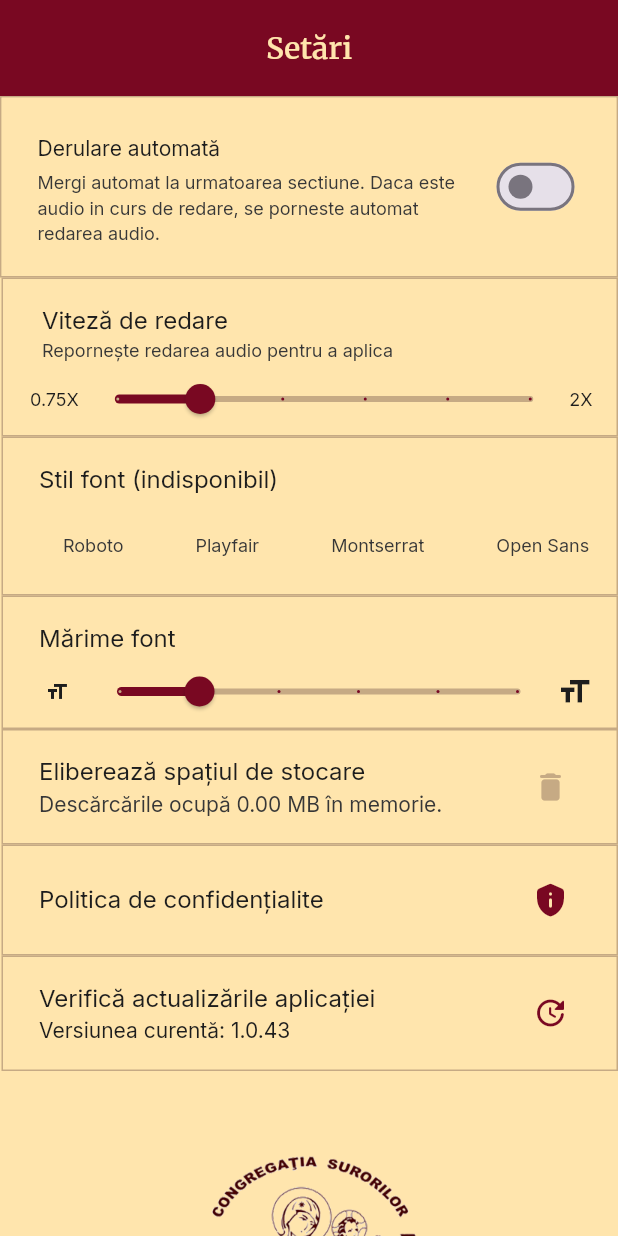
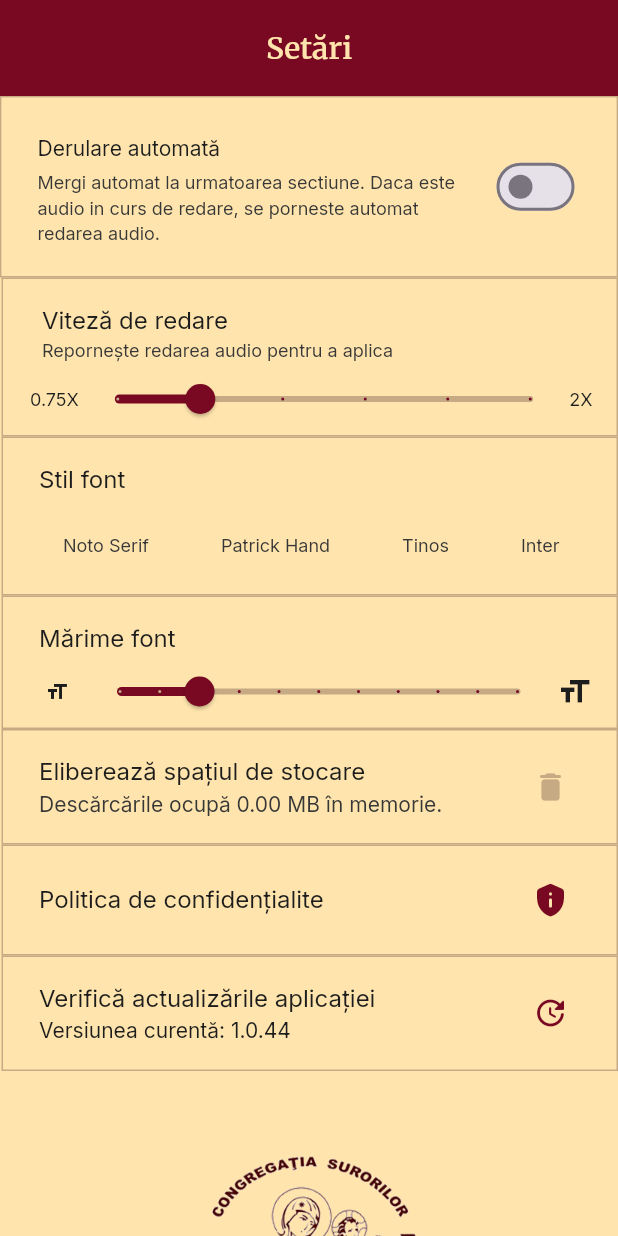
Before and after one commit to seraphh01/my-prayer, a Flutter app: the SettingsPageWidget screen opened by its route, on a phone screen of 412 x 824 dp. Run offline on Flutter 3.47's test engine with Material 3 defaults, Android fonts, the phone set to English and light mode, and no system bars; our stand-ins replace audio_service, audioplayers, auto_size_text, cloud_firestore, connectivity_plus, csv and 20 more; missing offline and left inert: aligned_tooltip, json_path, mime_type; accounts and stored records are empty; network calls fail.

Commit message:
fix many things

```diff
--- a/lib/app_state.dart
+++ b/lib/app_state.dart
@@ -131,7 +131,7 @@ class FFAppState extends ChangeNotifier {
     secureStorage.delete(key: 'ff_audioSpeed');
   }
 
-  String _fontFamily = 'Georgia';
+  String _fontFamily = 'Crimson Pro';
   String get fontFamily => _fontFamily;
   set fontFamily(String value) {
     _fontFamily = value;
--- a/lib/components/audio_page_widget.dart
+++ b/lib/components/audio_page_widget.dart
@@ -260,7 +260,7 @@ class _AudioPageWidgetState extends State<AudioPageWidget> {
                                     style: FlutterFlowTheme.of(context)
                                         .titleSmall
                                         .override(
-                                          fontFamily: 'Merriweather',
+                                          fontFamily: FFAppState().fontFamily,
                                           letterSpacing: 0.0,
                                         ),
                                   ),
--- a/lib/components/prayer_text_widget.dart
+++ b/lib/components/prayer_text_widget.dart
@@ -74,7 +74,7 @@ class _PrayerTextWidgetState extends State<PrayerTextWidget> {
 
   TextStyle restOfTextPlayingStyle() {
     return FlutterFlowTheme.of(context).bodyMedium.override(
-          fontFamily: 'Inter',
+          fontFamily: FFAppState().fontFamily,
           fontSize: valueOrDefault<double>(
             valueOrDefault<double>(
                   FFAppState().fontSizeMultiplier,
@@ -83,12 +83,12 @@ class _PrayerTextWidgetState extends State<PrayerTextWidget> {
                 18,
             18,
           ),
-          letterSpacing: widget.isPlaying ? 0.03 : 0.17,
-          fontWeight: widget.isPlaying ? FontWeight.w700 : FontWeight.w500,
+          fontWeight: widget.isPlaying ? FontWeight.w600 : FontWeight.w500,
           fontStyle: switch (widget.type) {
             TextElementType.italicText => FontStyle.italic,
             _ => FontStyle.normal,
           },
+          lineHeight: 1.35
         );
   }
 
--- a/lib/flutter_flow/nav/nav.dart
+++ b/lib/flutter_flow/nav/nav.dart
@@ -23,7 +23,7 @@ class AppStateNotifier extends ChangeNotifier {
   static AppStateNotifier? _instance;
   static AppStateNotifier get instance => _instance ??= AppStateNotifier._();
 
-  bool showSplashImage = true;
+  bool showSplashImage = false;
 
   void stopShowingSplashImage() {
     showSplashImage = false;
--- a/lib/main.dart
+++ b/lib/main.dart
@@ -67,10 +67,11 @@ class _MyAppState extends State<MyApp> {
     getIt<PageManager>().init();
 
     _appStateNotifier = AppStateNotifier.instance;
+
+    // Future.delayed(const Duration(milliseconds: 500),
+    //     () => safeSetState(() => _appStateNotifier.stopShowingSplashImage()));
     _router = createRouter(_appStateNotifier);
 
-    Future.delayed(const Duration(milliseconds: 500),
-        () => safeSetState(() => _appStateNotifier.stopShowingSplashImage()));
   }
 
   @override
--- a/lib/pages/favorite_prayers_page/favorite_prayers_page_widget.dart
+++ b/lib/pages/favorite_prayers_page/favorite_prayers_page_widget.dart
@@ -175,7 +175,7 @@ class _FavoritePrayersPageWidgetState extends State<FavoritePrayersPageWidget> {
                                       style: FlutterFlowTheme.of(context)
                                           .titleLarge
                                           .override(
-                                            fontFamily: 'Merriweather',
+                                            fontFamily: FFAppState().fontFamily,
                                             letterSpacing: 0.0,
                                           ),
                                     ),
--- a/lib/pages/settings_page/settings_page_widget.dart
+++ b/lib/pages/settings_page/settings_page_widget.dart
@@ -260,7 +260,7 @@ class _SettingsPageWidgetState extends State<SettingsPageWidget> {
                       crossAxisAlignment: CrossAxisAlignment.start,
                       children: [
                         Text(
-                          'Stil font (indisponibil)',
+                          'Stil font',
                           style:
                               FlutterFlowTheme.of(context).bodyMedium.override(
                                     fontFamily: 'Inter',
@@ -275,10 +275,10 @@ class _SettingsPageWidgetState extends State<SettingsPageWidget> {
                             decoration: const BoxDecoration(),
                             child: FlutterFlowChoiceChips(
                               options: const [
-                                ChipData('Roboto'),
-                                ChipData('Playfair'),
-                                ChipData('Montserrat'),
-                                ChipData('Open Sans')
+                                ChipData('Noto Serif'),
+                                ChipData('Patrick Hand'),
+                                ChipData('Tinos'),
+                                ChipData('Inter')
                               ],
                               onChanged: (val) async {
                                 safeSetState(() =>
@@ -301,6 +301,7 @@ class _SettingsPageWidgetState extends State<SettingsPageWidget> {
                                 iconSize: 18.0,
                                 elevation: 0.0,
                                 borderRadius: BorderRadius.circular(8.0),
+
                               ),
                               unselectedChipStyle: ChipStyle(
                                 backgroundColor: const Color(0x00000000),
@@ -401,7 +402,7 @@ class _SettingsPageWidgetState extends State<SettingsPageWidget> {
                                     ),
                                     label:
                                         _model.fontSizeSliderValue?.toString(),
-                                    divisions: 5,
+                                    divisions: 10,
                                     onChanged: (newValue) {
                                       safeSetState(() => _model
                                           .fontSizeSliderValue = newValue);
@@ -706,7 +707,7 @@ class _SettingsPageWidgetState extends State<SettingsPageWidget> {
                                       ),
                                 ),
                                 Text(
-                                  'Versiunea curentă: 1.0.43',
+                                  'Versiunea curentă: 1.0.44',
                                   style: FlutterFlowTheme.of(context)
                                       .bodySmall
                                       .override(
@@ -767,7 +768,7 @@ class _SettingsPageWidgetState extends State<SettingsPageWidget> {
                         maxLines: 1,
                         minFontSize: 12.0,
                         style: FlutterFlowTheme.of(context).titleSmall.override(
-                              fontFamily: 'Merriweather',
+                              fontFamily: FFAppState().fontFamily,
                               letterSpacing: 0.0,
                             ),
                       ),
--- a/pubspec.yaml
+++ b/pubspec.yaml
@@ -16,7 +16,7 @@ publish_to: 'none' # Remove this line if you wish to publish to pub.dev
 # Read more about iOS versioning at
 # https://developer.apple.com/library/archive/documentation/General/Reference/InfoPlistKeyReference/Articles/CoreFoundationKeys.html
 
-version: 1.0.43+43
+version: 1.0.44+44
 
 environment:
   sdk: '>=3.0.0 <4.0.0'
```
Also changed, not shown: lib/components/prayer_options_model.dart (+8 -0 lines), lib/components/prayer_options_widget.dart (+93 -1 lines), lib/components/sections_view_widget.dart (+7 -6 lines), 6 other files.
